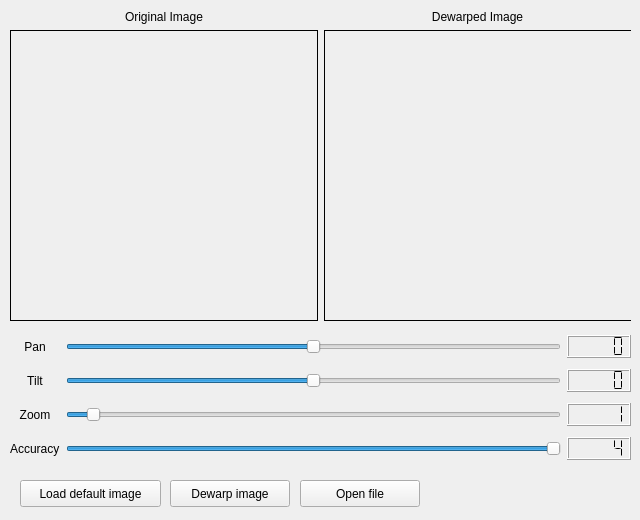
Old version of the form mainwindow.ui in the repository Justin790126/Dewarper.
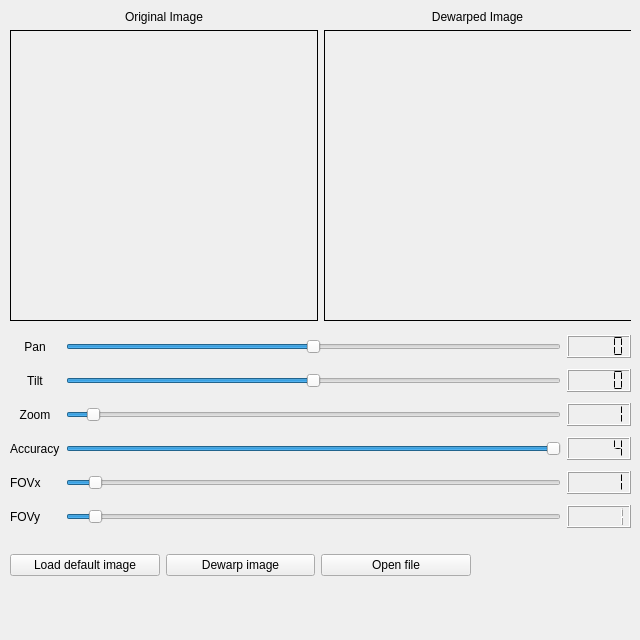
New version of the form.

Commit message: Add fov x,y slider

What changed in the file:
```diff
--- a/mainwindow.ui
+++ b/mainwindow.ui
@@ -10,7 +10,7 @@
     <x>0</x>
     <y>0</y>
     <width>640</width>
-    <height>520</height>
+    <height>640</height>
    </rect>
   </property>
   <property name="sizePolicy">
@@ -22,13 +22,13 @@
   <property name="minimumSize">
    <size>
     <width>640</width>
-    <height>520</height>
+    <height>640</height>
    </size>
   </property>
   <property name="maximumSize">
    <size>
     <width>640</width>
-    <height>520</height>
+    <height>640</height>
    </size>
   </property>
   <property name="windowTitle">
@@ -141,7 +141,7 @@
       <x>10</x>
       <y>330</y>
       <width>621</width>
-      <height>136</height>
+      <height>206</height>
      </rect>
     </property>
     <layout class="QGridLayout" name="gdlControls">
@@ -301,46 +301,109 @@
        </property>
       </widget>
      </item>
+     <item row="4" column="0">
+      <widget class="QLabel" name="lblFOVx">
+       <property name="text">
+        <string>FOVx</string>
+       </property>
+      </widget>
+     </item>
+     <item row="4" column="2">
+      <widget class="QLCDNumber" name="lcdFOVx">
+       <property name="segmentStyle">
+        <enum>QLCDNumber::Flat</enum>
+       </property>
+       <property name="value" stdset="0">
+        <double>1.000000000000000</double>
+       </property>
+      </widget>
+     </item>
+     <item row="4" column="1">
+      <widget class="QSlider" name="sldFOVx">
+       <property name="minimum">
+        <number>1</number>
+       </property>
+       <property name="maximum">
+        <number>200</number>
+       </property>
+       <property name="pageStep">
+        <number>1</number>
+       </property>
+       <property name="value">
+        <number>10</number>
+       </property>
+       <property name="orientation">
+        <enum>Qt::Horizontal</enum>
+       </property>
+      </widget>
+     </item>
+     <item row="5" column="0">
+      <widget class="QLabel" name="lblFOVy">
+       <property name="text">
+        <string>FOVy</string>
+       </property>
+      </widget>
+     </item>
+     <item row="5" column="1">
+      <widget class="QSlider" name="sldFOVy">
+       <property name="minimum">
+        <number>1</number>
+       </property>
+       <property name="maximum">
+        <number>200</number>
+       </property>
+       <property name="pageStep">
+        <number>1</number>
+       </property>
+       <property name="value">
+        <number>10</number>
+       </property>
+       <property name="orientation">
+        <enum>Qt::Horizontal</enum>
+       </property>
+      </widget>
+     </item>
+     <item row="5" column="2">
+      <widget class="QLCDNumber" name="lcdFOVy">
+       <property name="value" stdset="0">
+        <double>1.000000000000000</double>
+       </property>
+      </widget>
+     </item>
     </layout>
    </widget>
-   <widget class="QPushButton" name="btnLoadSrc">
+   <widget class="QWidget" name="gridLayoutWidget_3">
     <property name="geometry">
      <rect>
-      <x>20</x>
-      <y>480</y>
-      <width>141</width>
-      <height>27</height>
+      <x>10</x>
+      <y>550</y>
+      <width>461</width>
+      <height>31</height>
      </rect>
     </property>
-    <property name="text">
-     <string>Load default image</string>
-    </property>
-   </widget>
-   <widget class="QPushButton" name="btnDewarp">
-    <property name="geometry">
-     <rect>
-      <x>170</x>
-      <y>480</y>
-      <width>120</width>
-      <height>27</height>
-     </rect>
-    </property>
-    <property name="text">
-     <string>Dewarp image</string>
-    </property>
-   </widget>
-   <widget class="QPushButton" name="btnOpen">
-    <property name="geometry">
-     <rect>
-      <x>300</x>
-      <y>480</y>
-      <width>120</width>
-      <height>27</height>
-     </rect>
-    </property>
-    <property name="text">
-     <string>Open file</string>
-    </property>
+    <layout class="QGridLayout" name="gdlButtons">
+     <item row="0" column="1">
+      <widget class="QPushButton" name="btnDewarp">
+       <property name="text">
+        <string>Dewarp image</string>
+       </property>
+      </widget>
+     </item>
+     <item row="0" column="0">
+      <widget class="QPushButton" name="btnLoadSrc">
+       <property name="text">
+        <string>Load default image</string>
+       </property>
+      </widget>
+     </item>
+     <item row="0" column="2">
+      <widget class="QPushButton" name="btnOpen">
+       <property name="text">
+        <string>Open file</string>
+       </property>
+      </widget>
+     </item>
+    </layout>
    </widget>
   </widget>
   <action name="actionType_Here">
```
Left out of the diff: 46 changed lines with no effect on the pictures. The commit also changes 4 other files.
